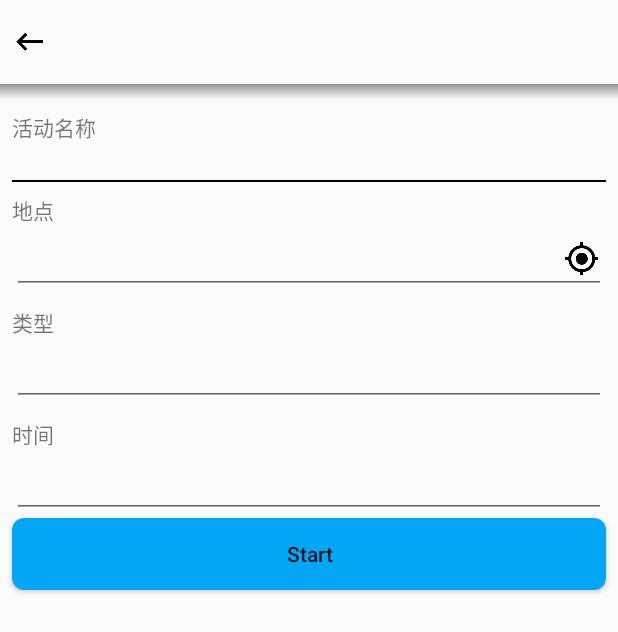
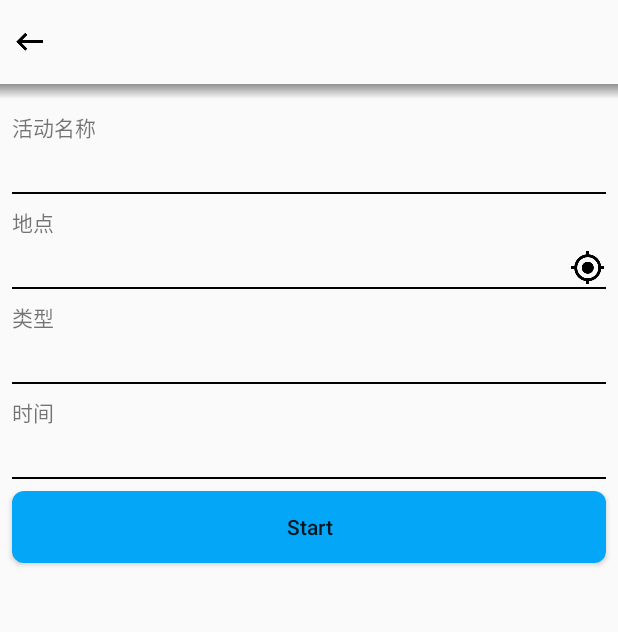
Before and after one commit to Binguner/CrazyTalk, an Android app: the PlusActivity screen opened directly, with no data from a screen before it, on a phone screen of 412 x 824 dp. Shown: the top 632 px of the screen. Run offline under Robolectric (Android 15) with nearby library versions, the light colour scheme and no system bars; our stand-ins replace ButterKnife; libraries missing offline, so code that uses them is left out: com.amap.api.

Commit message:
fucking almost over

```diff
--- a/app/build.gradle
+++ b/app/build.gradle
@@ -16,6 +16,8 @@ android {
             proguardFiles getDefaultProguardFile('proguard-android.txt'), 'proguard-rules.pro'
         }
     }
+    aaptOptions.cruncherEnabled = false
+    aaptOptions.useNewCruncher = false
 }
 
 dependencies {
--- a/app/src/main/AndroidManifest.xml
+++ b/app/src/main/AndroidManifest.xml
@@ -38,7 +38,7 @@
         <service android:name="com.amap.api.location.APSService" />
         <meta-data
             android:name="com.amap.api.v2.apikey"
-            android:value="91c23e9e1cd74938d9ff84dfeca512d1">
+            android:value="d37affdbbdf8c19605c46d9a3d79b697">
 
         </meta-data>
 
--- a/app/src/main/java/com/binguner/crazytalk/UI/PlusActivity.java
+++ b/app/src/main/java/com/binguner/crazytalk/UI/PlusActivity.java
@@ -5,6 +5,7 @@ import android.support.v7.app.AppCompatActivity;
 import android.os.Bundle;
 import android.util.Log;
 import android.view.View;
+import android.widget.Button;
 import android.widget.EditText;
 import android.widget.Toast;
 
@@ -18,8 +19,11 @@ import butterknife.OnClick;
 
 public class PlusActivity extends AppCompatActivity {
 
-    @BindView(R.id.plus_place_ed)
-    EditText plus_place_ed;
+    @BindView(R.id.plus_place_ed) EditText plus_place_ed;
+    @BindView(R.id.plus_aty_name_ed) EditText plus_aty_name_ed;
+    @BindView(R.id.plus_type_sam_ed) EditText plus_type_sam_ed;
+    @BindView(R.id.plus_time_ed) EditText plus_time_ed;
+    @BindView(R.id.plus_start) Button plus_start;
     @Override
     protected void onCreate(Bundle savedInstanceState) {
         super.onCreate(savedInstanceState);
@@ -55,4 +59,26 @@ public class PlusActivity extends AppCompatActivity {
     public void goBack(View view){
         this.finish();
     }
+
+    @OnClick(R.id.plus_start)
+    public void goToStart(View view){
+        if(plus_aty_name_ed.getText().toString().equals("") || plus_aty_name_ed.getText().toString().equals(" ") || plus_aty_name_ed.getText().toString() == null ){
+            Toast.makeText(this,"请输入活动名称",Toast.LENGTH_SHORT).show();
+            return;
+        }
+        if(plus_place_ed.getText().toString().equals("") || plus_place_ed.getText().toString().equals(" ") || plus_place_ed.getText().toString() == null ){
+            Toast.makeText(this,"请输入活动地点",Toast.LENGTH_SHORT).show();
+            return;
+        }
+        if(plus_type_sam_ed.getText().toString().equals("") || plus_type_sam_ed.getText().toString().equals(" ") || plus_type_sam_ed.getText().toString() == null ){
+            Toast.makeText(this,"请输入活动类型",Toast.LENGTH_SHORT).show();
+            return;
+        }
+        if(plus_time_ed.getText().toString().equals("") || plus_time_ed.getText().toString().equals(" ") || plus_time_ed.getText().toString() == null ){
+            Toast.makeText(this,"请输入活动时间",Toast.LENGTH_SHORT).show();
+            return;
+        }else{
+            Toast.makeText(this,"活动已发起，正在等待其他人的加入！",Toast.LENGTH_SHORT).show();
+        }
+    }
 }
--- a/app/src/main/res/drawable/edittext_bottom_line.xml
+++ b/app/src/main/res/drawable/edittext_bottom_line.xml
@@ -1,9 +1,10 @@
 <?xml version="1.0" encoding="utf-8"?>
 <selector xmlns:android="http://schemas.android.com/apk/res/android">
-    <item>
+    <item >
         <shape android:shape="rectangle">
+            <padding android:bottom="@dimen/dp_10"/>
             <solid android:color="@color/colorBlack"/>
-            <size android:width="1000dp" android:height="1dp"/>X
+            <size android:width="1000dp" android:height="1dp"/>
         </shape>
     </item>
 
--- a/app/src/main/res/layout/activity_plus.xml
+++ b/app/src/main/res/layout/activity_plus.xml
@@ -42,6 +42,7 @@
     <EditText
         android:id="@+id/plus_aty_name_ed"
         app:layout_constraintTop_toBottomOf="@id/plus_aty_name_sam"
+        android:layout_marginTop="@dimen/dp_10"
         app:layout_constraintStart_toStartOf="parent"
         app:layout_constraintEnd_toEndOf="parent"
         android:textCursorDrawable="@drawable/cursor_style"
@@ -70,6 +71,9 @@
         android:textCursorDrawable="@drawable/cursor_style"
         app:layout_constraintTop_toBottomOf="@id/plus_place_sam"
         app:layout_constraintStart_toStartOf="parent"
+        android:drawableBottom="@drawable/edittext_bottom_line"
+        android:background="@null"
+        android:layout_marginTop="@dimen/dp_10"
         app:layout_constraintEnd_toEndOf="parent"
         android:layout_marginStart="@dimen/dp_10"
         android:layout_marginEnd="@dimen/dp_10"
@@ -102,6 +106,9 @@
         android:layout_height="wrap_content"
         app:layout_constraintTop_toBottomOf="@id/plus_type_sam"
         android:textCursorDrawable="@drawable/cursor_style"
+        android:drawableBottom="@drawable/edittext_bottom_line"
+        android:background="@null"
+        android:layout_marginTop="@dimen/dp_10"
         app:layout_constraintStart_toStartOf="parent"
         app:layout_constraintEnd_toEndOf="parent"
         android:layout_marginStart="@dimen/dp_10"
@@ -122,6 +129,9 @@
         android:id="@+id/plus_time_ed"
         app:layout_constraintTop_toBottomOf="@id/plus_time_sam"
         app:layout_constraintStart_toStartOf="parent"
+        android:drawableBottom="@drawable/edittext_bottom_line"
+        android:background="@null"
+        android:layout_marginTop="@dimen/dp_10"
         app:layout_constraintEnd_toEndOf="parent"
         android:layout_marginStart="@dimen/dp_10"
         android:layout_marginEnd="@dimen/dp_10"
@@ -136,6 +146,7 @@
         app:layout_constraintTop_toBottomOf="@id/plus_time_ed"
         android:background="@drawable/button_start_aty"
         app:layout_constraintStart_toStartOf="parent"
+        android:layout_marginTop="@dimen/dp_10"
         app:layout_constraintEnd_toEndOf="parent"
         android:layout_marginStart="@dimen/dp_40"
         android:layout_marginEnd="@dimen/dp_40"
--- a/app/src/main/res/layout/circle_shop_card_layout.xml
+++ b/app/src/main/res/layout/circle_shop_card_layout.xml
@@ -36,7 +36,7 @@
             android:layout_marginStart="@dimen/dp_10"
             android:text="一双时速500公里的庞麦龙歌曲我的滑板鞋中的换板鞋"
             android:maxLength="20"
-            android:layout_width="250dp"
+            android:layout_width="240dp"
             android:layout_height="wrap_content" />
 
         <TextView
```
Also changed, not shown: app/src/main/java/com/binguner/crazytalk/UI/MapActivity.java (+0 -7 lines), app/src/main/res/layout/activity_map.xml (+4 -8 lines), app/src/main/res/layout/circle_chat_message_layout.xml (+4 -4 lines), app/src/main/res/mipmap-xxhdpi/white_back.9.png (deleted), 5 other files.
